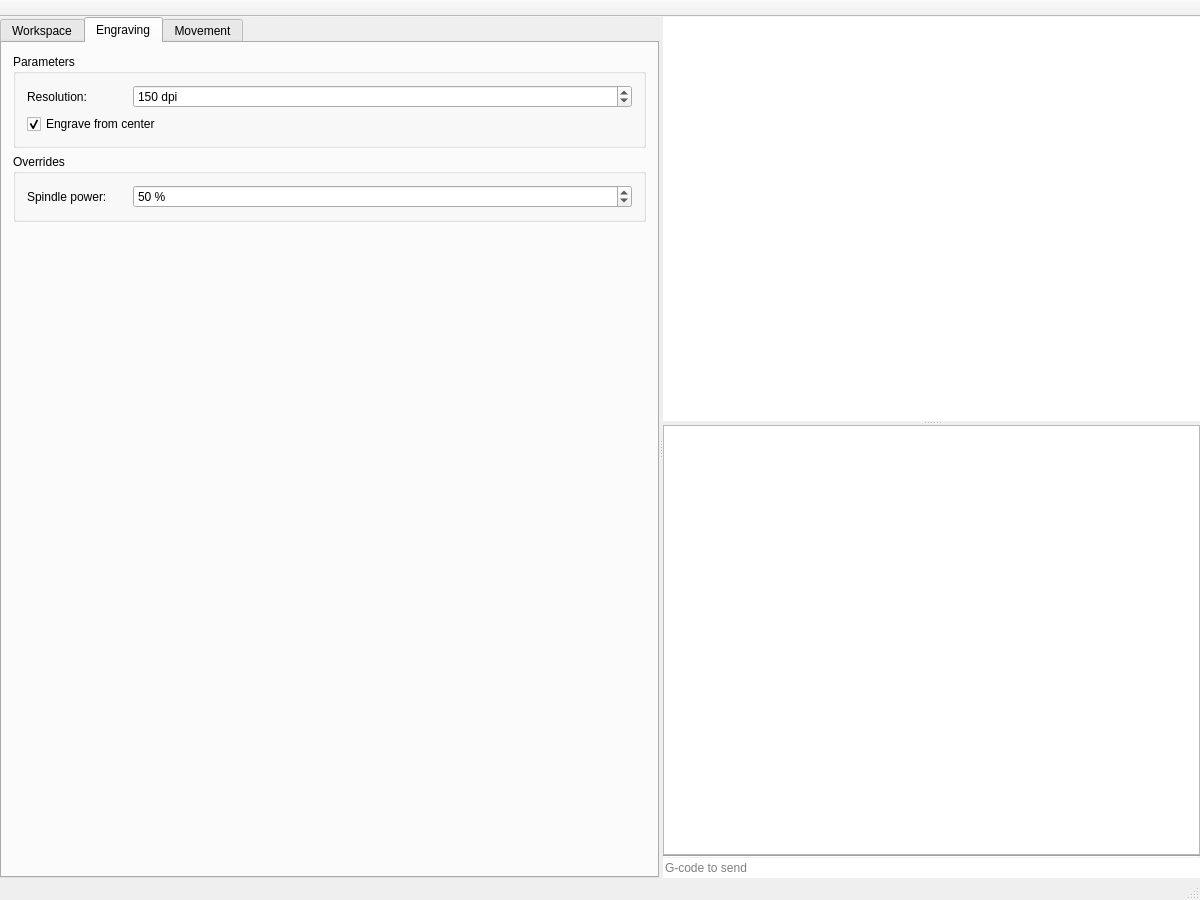
This is mainwindow.ui in dev-0x7C6/laser-engraver as Qt 5 draws it before an edit. The edited form follows.
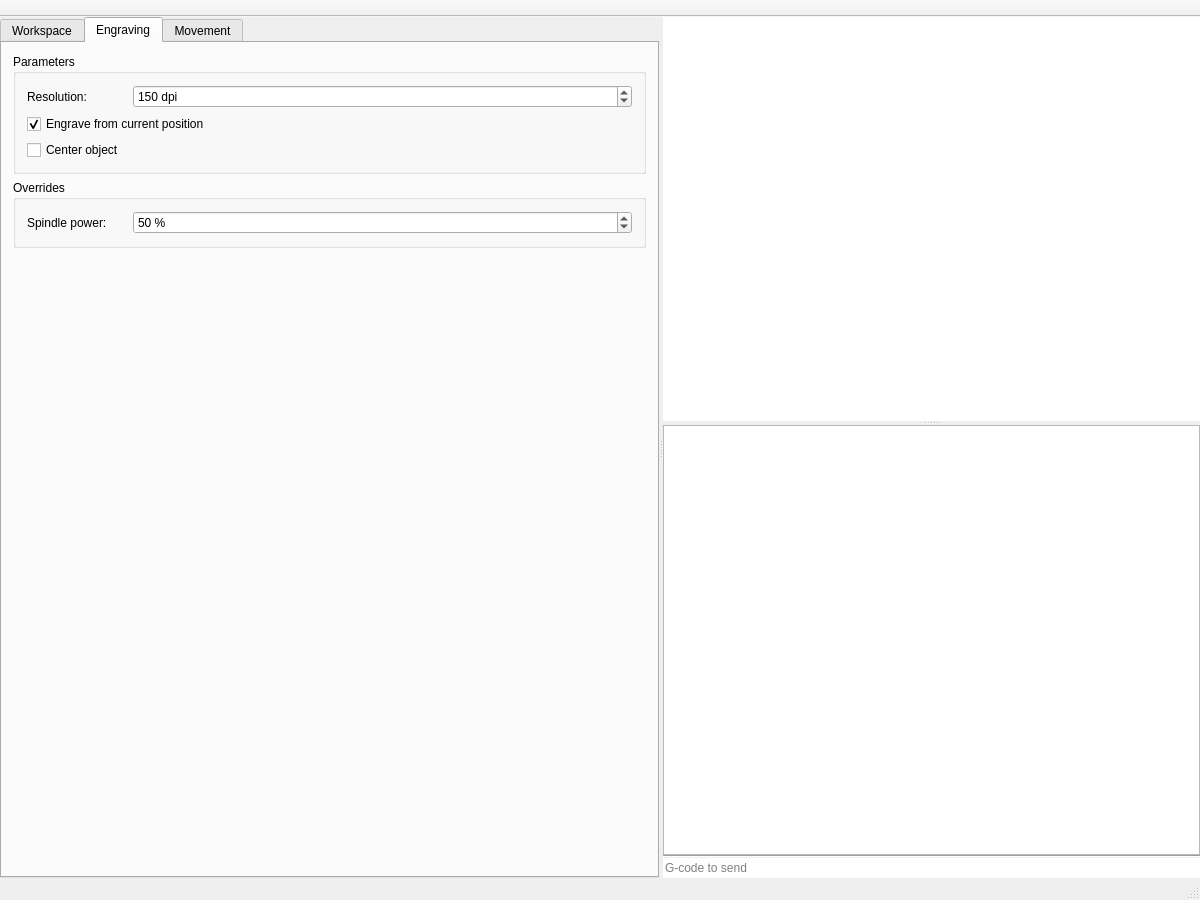
This is the edited form. The open tabs and pages were chosen to show the change. Custom widgets are drawn as their Qt base class.

What changed in the file:
```diff
--- a/mainwindow.ui
+++ b/mainwindow.ui
@@ -579,13 +579,23 @@
             <item>
              <widget class="QCheckBox" name="engraveFromCenter">
               <property name="text">
-               <string>Engrave from center</string>
+               <string>Engrave from current position</string>
               </property>
               <property name="checked">
                <bool>true</bool>
               </property>
              </widget>
             </item>
+            <item>
+             <widget class="QCheckBox" name="engraveObjectFromCenter">
+              <property name="text">
+               <string>Center object</string>
+              </property>
+              <property name="checked">
+               <bool>false</bool>
+              </property>
+             </widget>
+            </item>
            </layout>
           </widget>
          </item>
```
Left out of the diff: 12 changed lines with no effect on the pictures.
